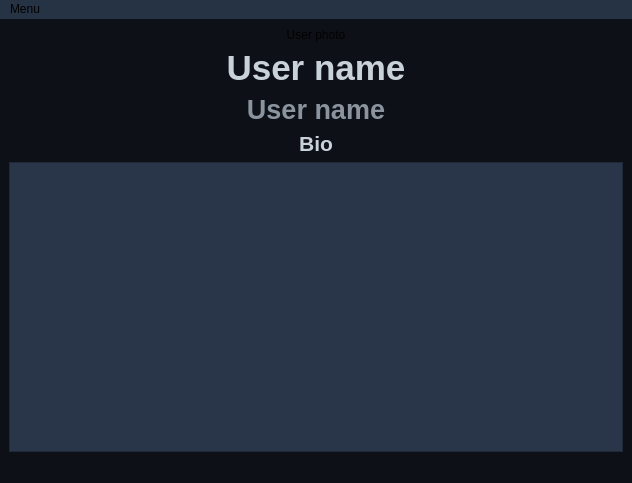
First picture: the form in Projetos/GitHub_user_information/layouts/user_informations.ui, repository JoaoEmanuell/Meus-Estudos-Python, before the edit.
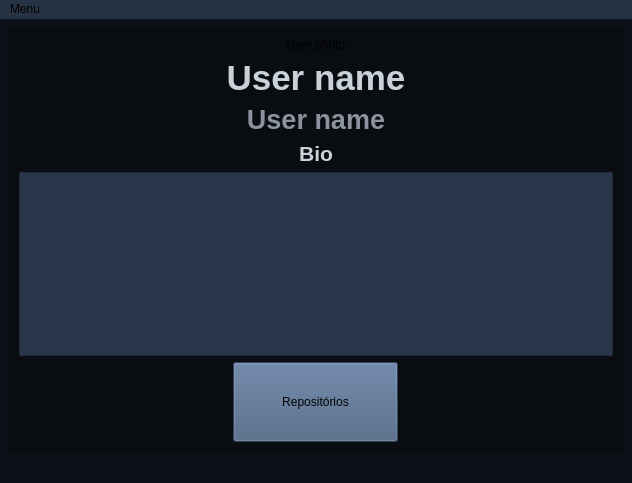
Second picture: the form after the edit.

Commit message: repos set in list, repos_name control, cache get_user_repos, update menu

What changed in the file:
```diff
--- a/Projetos/GitHub_user_information/layouts/user_informations.ui
+++ b/Projetos/GitHub_user_information/layouts/user_informations.ui
@@ -17,6 +17,24 @@
    <string notr="true">background-color: rgb(13, 17, 23);</string>
   </property>
   <widget class="QWidget" name="centralwidget">
+   <layout class="QVBoxLayout" name="verticalLayout_3">
+    <item>
+     <widget class="QScrollArea" name="scrollArea">
+      <property name="styleSheet">
+       <string notr="true">background-color: rgb(9, 12, 16);</string>
+      </property>
+      <property name="widgetResizable">
+       <bool>true</bool>
+      </property>
+      <widget class="QWidget" name="scrollAreaWidgetContents">
+       <property name="geometry">
+        <rect>
+         <x>0</x>
+         <y>0</y>
+         <width>612</width>
+         <height>421</height>
+        </rect>
+       </property>
    <layout class="QVBoxLayout" name="verticalLayout_2">
     <item>
      <layout class="QVBoxLayout" name="verticalLayout">
@@ -91,7 +109,43 @@
         </property>
        </widget>
       </item>
-     </layout>
+          <item>
+           <layout class="QHBoxLayout" name="horizontalLayout">
+            <item>
+             <widget class="QPushButton" name="button_repos">
+              <property name="minimumSize">
+               <size>
+                <width>50</width>
+                <height>80</height>
+               </size>
+              </property>
+              <property name="maximumSize">
+               <size>
+                <width>165</width>
+                <height>80</height>
+               </size>
+              </property>
+              <property name="cursor">
+               <cursorShape>UpArrowCursor</cursorShape>
+              </property>
+              <property name="styleSheet">
+               <string notr="true">background-color: rgb(71, 94, 127);</string>
+              </property>
+              <property name="text">
+               <string>Repositórios</string>
+              </property>
+              <property name="shortcut">
+               <string>Return</string>
+              </property>
+             </widget>
+            </item>
+           </layout>
+          </item>
+         </layout>
+        </item>
+       </layout>
+      </widget>
+     </widget>
     </item>
    </layout>
   </widget>
```
Left out of the diff: 4 changed lines with no effect on the pictures. Lines whose indentation alone changed are shown as unchanged. The commit also changes 4 other files.
